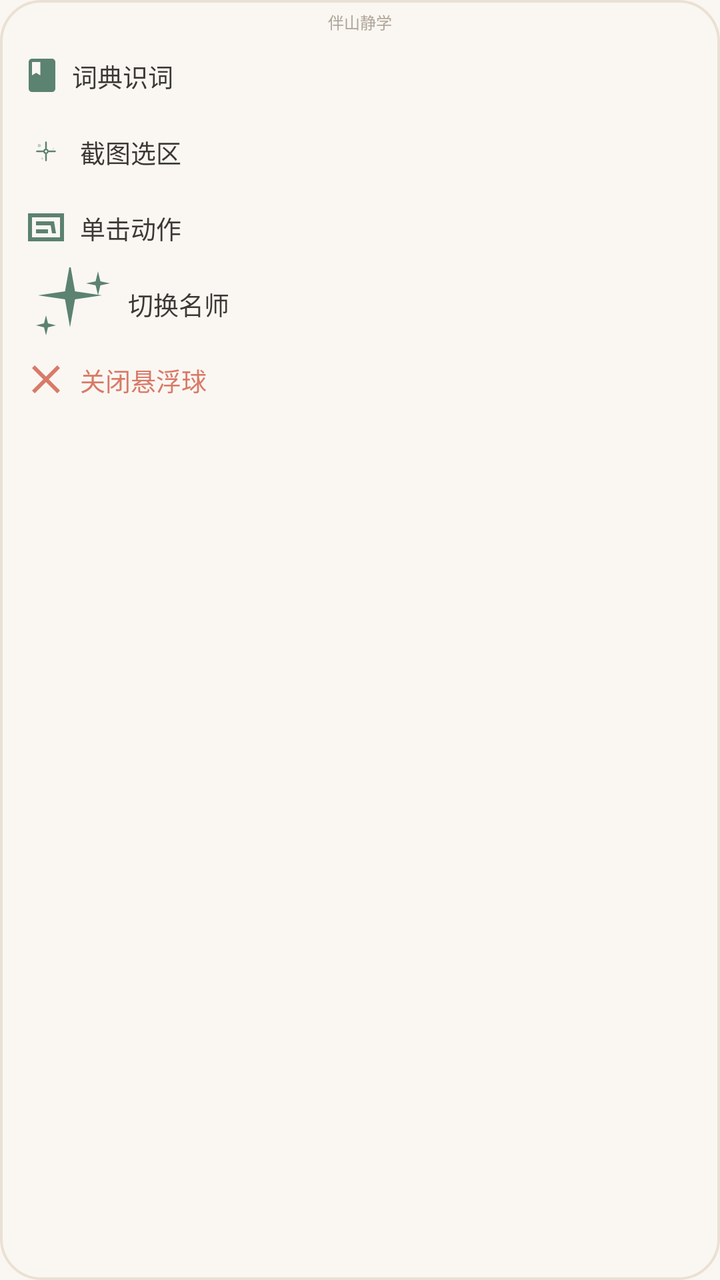
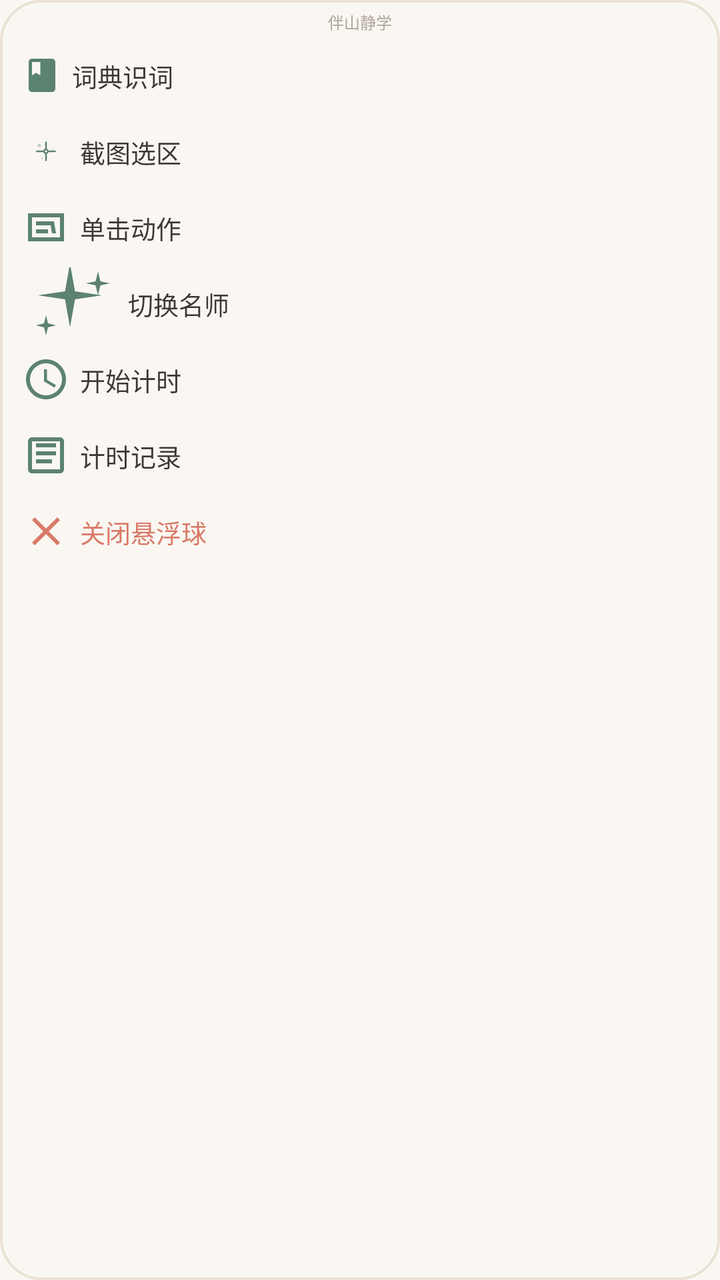

Before-and-after screenshots of an Android layout around one commit, followed by the original layout XML and the change that was made.
<!-- AndroidManifest.xml: application theme Theme.AIAssistant -->
<!-- res/layout/layout_ball_menu.xml -->
<?xml version="1.0" encoding="utf-8"?>
<LinearLayout xmlns:android="http://schemas.android.com/apk/res/android"
    android:layout_width="wrap_content"
    android:layout_height="wrap_content"
    android:orientation="vertical"
    android:background="@drawable/bg_ball_menu"
    android:padding="3dp">

    
    <TextView
        android:layout_width="wrap_content"
        android:layout_height="wrap_content"
        android:text="伴山静学"
        android:textSize="8sp"
        android:textColor="@color/text_tertiary"
        android:gravity="center"
        android:layout_marginTop="2dp"
        android:layout_marginBottom="3dp"
        android:layout_gravity="center_horizontal" />

    <TextView
        android:id="@+id/menu_dict"
        android:layout_width="wrap_content"
        android:layout_height="36dp"
        android:gravity="center_vertical"
        android:paddingStart="8dp"
        android:paddingEnd="8dp"
        android:text="词典识词"
        android:textSize="12.5sp"
        android:textColor="@color/text_primary"
        android:background="@drawable/bg_menu_item_selector"
        android:drawableStart="@drawable/ic_dictionary"
        android:drawablePadding="5dp"
        android:drawableTint="@color/primary"
        android:layout_marginBottom="2dp" />

    <View
        android:id="@+id/menu_divider_1"
        android:layout_width="match_parent"
        android:layout_height="0dp"
        android:visibility="gone" />

    <TextView
        android:id="@+id/menu_capture_mode"
        android:layout_width="wrap_content"
        android:layout_height="36dp"
        android:gravity="center_vertical"
        android:paddingStart="8dp"
        android:paddingEnd="8dp"
        android:text="截图选区"
        android:textSize="12.5sp"
        android:textColor="@color/text_primary"
        android:background="@drawable/bg_menu_item_selector"
        android:drawableStart="@drawable/ic_visual_search"
        android:drawablePadding="5dp"
        android:drawableTint="@color/primary"
        android:layout_marginBottom="2dp" />

    <View
        android:id="@+id/menu_divider_2"
        android:layout_width="match_parent"
        android:layout_height="0dp"
        android:visibility="gone" />

    <TextView
        android:id="@+id/menu_click_action"
        android:layout_width="wrap_content"
        android:layout_height="36dp"
        android:gravity="center_vertical"
        android:paddingStart="8dp"
        android:paddingEnd="8dp"
        android:text="单击动作"
        android:textSize="12.5sp"
        android:textColor="@color/text_primary"
        android:background="@drawable/bg_menu_item_selector"
        android:drawableStart="@drawable/ic_ocr"
        android:drawablePadding="5dp"
        android:drawableTint="@color/primary"
        android:layout_marginBottom="2dp" />

    <View
        android:id="@+id/menu_divider_3"
        android:layout_width="match_parent"
        android:layout_height="0dp"
        android:visibility="gone" />

    <TextView
        android:id="@+id/menu_switch_teacher"
        android:layout_width="wrap_content"
        android:layout_height="36dp"
        android:gravity="center_vertical"
        android:paddingStart="8dp"
        android:paddingEnd="8dp"
        android:text="切换名师"
        android:textSize="12.5sp"
        android:textColor="@color/text_primary"
        android:background="@drawable/bg_menu_item_selector"
        android:drawableStart="@drawable/ic_ai_ball"
        android:drawablePadding="5dp"
        android:drawableTint="@color/primary"
        android:layout_marginBottom="2dp" />

    <View
        android:id="@+id/menu_divider_4"
        android:layout_width="match_parent"
        android:layout_height="0dp"
        android:visibility="gone" />

    <TextView
        android:id="@+id/menu_close_ball"
        android:layout_width="wrap_content"
        android:layout_height="36dp"
        android:gravity="center_vertical"
        android:paddingStart="8dp"
        android:paddingEnd="8dp"
        android:text="关闭悬浮球"
        android:textSize="12.5sp"
        android:textColor="@color/pomodoro_red"
        android:background="@drawable/bg_menu_item_selector_danger"
        android:drawableStart="@drawable/ic_close"
        android:drawablePadding="5dp"
        android:drawableTint="@color/pomodoro_red"
        android:layout_marginBottom="0dp" />

</LinearLayout>
<!-- resources referenced by this layout -->
<resources>
  <color name="pomodoro_red">#D97A68</color>
  <color name="primary">#5C8271</color>
  <color name="text_primary">#3C3935</color>
  <color name="text_tertiary">#AFA599</color>
  <!-- drawable bg_ball_menu (drawable) -->
  <?xml version="1.0" encoding="utf-8"?>
  <shape xmlns:android="http://schemas.android.com/apk/res/android"
      android:shape="rectangle">
      
      <solid android:color="#FAF7F2" />
      <corners android:radius="20dp" />
      
      <stroke
          android:width="1.2dp"
          android:color="@color/border_light" />
  </shape>
  <!-- drawable ic_close (drawable) -->
  <?xml version="1.0" encoding="utf-8"?>
  <vector xmlns:android="http://schemas.android.com/apk/res/android"
      android:width="24dp"
      android:height="24dp"
      android:viewportWidth="24"
      android:viewportHeight="24">
      <path
          android:fillColor="#4B5563"
          android:pathData="M19,6.41L17.59,5 12,10.59 6.41,5 5,6.41 10.59,12 5,17.59 6.41,19 12,13.41 17.59,19 19,17.59 13.41,12z" />
  </vector>
  <!-- drawable ic_dictionary (drawable) -->
  <?xml version="1.0" encoding="utf-8"?>
  <vector xmlns:android="http://schemas.android.com/apk/res/android"
      android:width="20dp"
      android:height="20dp"
      android:viewportWidth="24"
      android:viewportHeight="24">
      <path
          android:fillColor="#4B5563"
          android:pathData="M18,2H6c-1.1,0 -2,0.9 -2,2v16c0,1.1 0.9,2 2,2h12c1.1,0 2,-0.9 2,-2V4c0,-1.1 -0.9,-2 -2,-2zM6,4h5v8l-2.5,-1.5L6,12V4z" />
  </vector>
  <!-- drawable ic_ocr (drawable) -->
  <vector xmlns:android="http://schemas.android.com/apk/res/android"
      android:width="24dp"
      android:height="24dp"
      android:viewportWidth="24"
      android:viewportHeight="24">
      <path
          android:fillColor="#FF000000"
          android:pathData="M3,5v14h18V5H3zM5,7h14v10H5V7zM7,9h8v2H7V9zM7,13h6v2H7V13z" />
      <path
          android:fillColor="#FF000000"
          android:pathData="M14,9h2l1,6h-2l-1,-6z" />
  </vector>
  <style name="Theme.AIAssistant" parent="Base.Theme.AIAssistant" />
  <color name="border_light">#EAE1D4</color>
  <style name="Base.Theme.AIAssistant" parent="Theme.Material3.DayNight.NoActionBar">
          
          <item name="android:statusBarColor">@android:color/transparent</item>
          <item name="android:navigationBarColor">@color/background</item>
          <item name="android:windowDrawsSystemBarBackgrounds">true</item>
          
          <item name="colorPrimary">@color/primary</item>
          <item name="colorSecondary">@color/primary_light</item>
          <item name="android:windowBackground">@color/background</item>
      </style>
  <color name="background">#FAF7F2</color>
  <color name="primary_light">#88A798</color>
  <!-- unchanged entries left out for length: 4 -->
</resources>

<!-- the commit's change to res/layout/layout_ball_menu.xml (unified diff, before → after) -->
@@ -100,6 +100,44 @@
         android:drawableTint="@color/primary"
         android:layout_marginBottom="2dp" />
 
+    <TextView
+        android:id="@+id/menu_timer"
+        android:layout_width="wrap_content"
+        android:layout_height="36dp"
+        android:gravity="center_vertical"
+        android:paddingStart="8dp"
+        android:paddingEnd="8dp"
+        android:text="开始计时"
+        android:textSize="12.5sp"
+        android:textColor="@color/text_primary"
+        android:background="@drawable/bg_menu_item_selector"
+        android:drawableStart="@drawable/ic_pomodoro"
+        android:drawablePadding="5dp"
+        android:drawableTint="@color/primary"
+        android:layout_marginBottom="2dp" />
+
+    <View
+        android:id="@+id/menu_divider_timer"
+        android:layout_width="match_parent"
+        android:layout_height="0dp"
+        android:visibility="gone" />
+
+    <TextView
+        android:id="@+id/menu_timer_history"
+        android:layout_width="wrap_content"
+        android:layout_height="36dp"
+        android:gravity="center_vertical"
+        android:paddingStart="8dp"
+        android:paddingEnd="8dp"
+        android:text="计时记录"
+        android:textSize="12.5sp"
+        android:textColor="@color/text_primary"
+        android:background="@drawable/bg_menu_item_selector"
+        android:drawableStart="@drawable/ic_question_bank"
+        android:drawablePadding="5dp"
+        android:drawableTint="@color/primary"
+        android:layout_marginBottom="2dp" />
+
     <View
         android:id="@+id/menu_divider_4"
         android:layout_width="match_parent"
<!-- resource entries referenced after the edit -->
@@ -51,6 +51,27 @@
           android:fillColor="#FF000000"
           android:pathData="M14,9h2l1,6h-2l-1,-6z" />
   </vector>
+  <!-- drawable ic_pomodoro (drawable) -->
+  <vector xmlns:android="http://schemas.android.com/apk/res/android"
+      android:width="24dp"
+      android:height="24dp"
+      android:viewportWidth="24"
+      android:viewportHeight="24">
+      <path
+          android:fillColor="#FF000000"
+          android:pathData="M12,2C6.48,2 2,6.48 2,12s4.48,10 10,10 10,-4.48 10,-10S17.52,2 12,2zM12,20c-4.41,0 -8,-3.59 -8,-8s3.59,-8 8,-8 8,3.59 8,8 -3.59,8 -8,8zM12.5,7H11v6l5.25,3.15 0.75,-1.23 -4.5,-2.67z" />
+  </vector>
+  <!-- drawable ic_question_bank (drawable) -->
+  <?xml version="1.0" encoding="utf-8"?>
+  <vector xmlns:android="http://schemas.android.com/apk/res/android"
+      android:width="24dp"
+      android:height="24dp"
+      android:viewportWidth="24"
+      android:viewportHeight="24">
+      <path
+          android:fillColor="#000000"
+          android:pathData="M19,3H5C3.9,3 3,3.9 3,5v14c0,1.1 0.9,2 2,2h14c1.1,0 2,-0.9 2,-2V5C21,3.9 20.1,3 19,3zM19,19H5V5h14V19zM17,12H7v-2h10V12zM15,16H7v-2h8V16zM17,8H7V6h10V8z" />
+  </vector>
   <style name="Theme.AIAssistant" parent="Base.Theme.AIAssistant" />
   <color name="border_light">#EAE1D4</color>
   <style name="Base.Theme.AIAssistant" parent="Theme.Material3.DayNight.NoActionBar">
